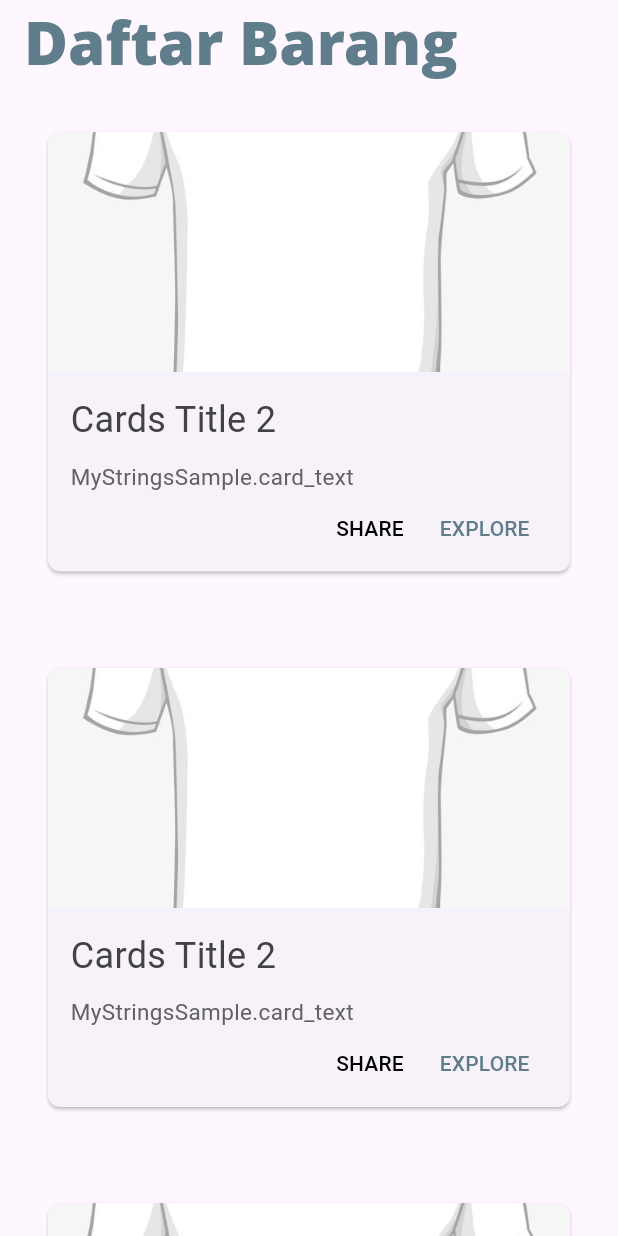
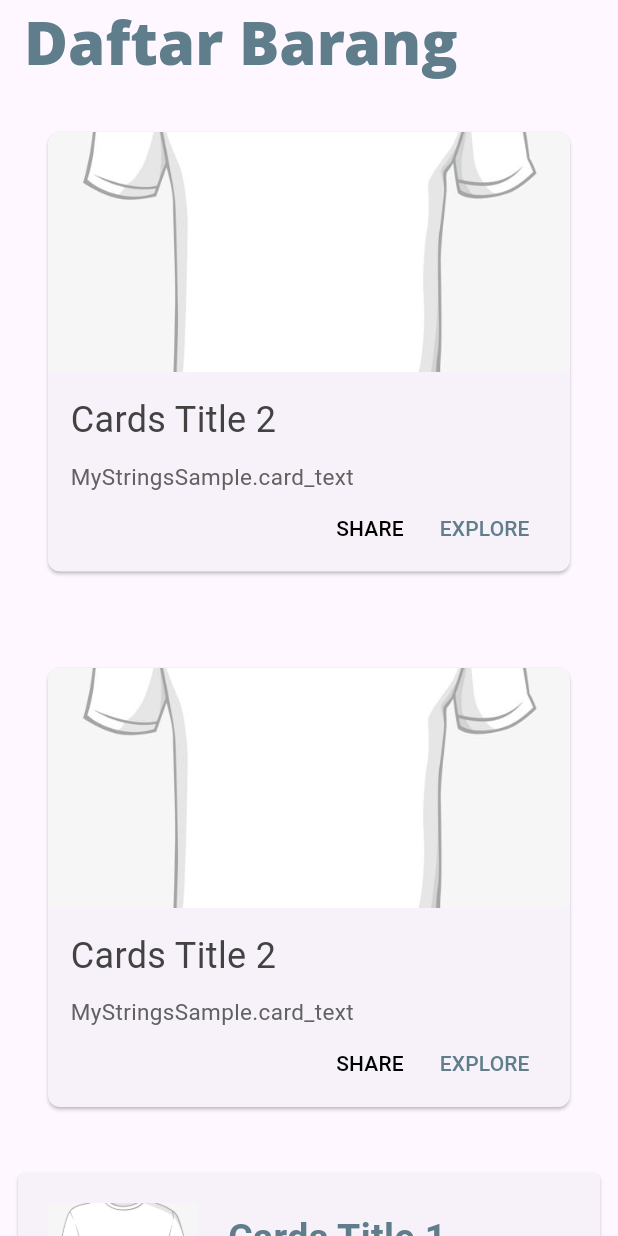
Before and after one commit to AdamJhansi/inventaris_mobile_rlp, a Flutter app: the ListBarangPage screen opened directly, on a phone screen of 412 x 824 dp. Run offline on Flutter 3.47's test engine with Material 3 defaults, Android fonts, the light colour scheme and no system bars; our stand-ins replace fl_chart; Roboto replaces fonts that are missing (Open Sans).

Commit message:
add subheader card

```diff
--- /dev/null
+++ b/lib/components/card_subheader.dart
@@ -0,0 +1,67 @@
+import 'package:flutter/material.dart';
+import 'package:inventaris_mobile/components/text_styles.dart';
+
+Widget CardSubHeader() {
+  return Card(
+    // Define the shape of the card
+    shape: RoundedRectangleBorder(
+      borderRadius: BorderRadius.circular(4),
+    ),
+    // Define how the card's content should be clipped
+    clipBehavior: Clip.antiAliasWithSaveLayer,
+    // Define the child widget of the card
+    child: Column(
+      crossAxisAlignment: CrossAxisAlignment.start,
+      children: <Widget>[
+        // Add padding around the row widget
+        Padding(
+          padding: const EdgeInsets.all(20),
+          child: Row(
+            crossAxisAlignment: CrossAxisAlignment.start,
+            children: <Widget>[
+              // Add an image widget to display an image
+              Image.asset(
+                'assets/baju.jpg',
+                height: 100,
+                width: 100,
+                fit: BoxFit.cover,
+              ),
+              // Add some spacing between the image and the text
+              Container(width: 20),
+              // Add an expanded widget to take up the remaining horizontal space
+              Expanded(
+                child: Column(
+                  crossAxisAlignment: CrossAxisAlignment.start,
+                  children: <Widget>[
+                    // Add some spacing between the top of the card and the title
+                    Container(height: 5),
+                    // Add a title widget
+                    Text(
+                      "Cards Title 1",
+                      style: AppTextStyles.title(color: Colors.blueGrey),
+                    ),
+                    // Add some spacing between the title and the subtitle
+                    Container(height: 5),
+                    // Add a subtitle widget
+                    Text(
+                      "Sub title",
+                      style: AppTextStyles.subtitle(color: Colors.blueGrey),
+                    ),
+                    // Add some spacing between the subtitle and the text
+                    Container(height: 10),
+                    // Add a text widget to display some text
+                    Text(
+                      "MyStringsSample.card_text",
+                      maxLines: 2,
+                      style: AppTextStyles.regular(color: Colors.blueGrey),
+                    ),
+                  ],
+                ),
+              ),
+            ],
+          ),
+        ),
+      ],
+    ),
+  );
+}
--- a/lib/components/text_styles.dart
+++ b/lib/components/text_styles.dart
@@ -22,6 +22,15 @@ class AppTextStyles {
   }
 
   // Subtitle Style
+  static TextStyle title({required Color color}) {
+    return TextStyle(
+      fontSize: 25.0,
+      fontWeight: FontWeight.bold,
+      color: color,
+    );
+  }
+
+  // Subtitle Style
   static TextStyle subtitle({required Color color}) {
     return TextStyle(
       fontSize: 18.0,
--- a/lib/pages/list_barang.dart
+++ b/lib/pages/list_barang.dart
@@ -1,6 +1,7 @@
 import "package:flutter/material.dart";
 
 import "../components/card_header.dart";
+import "../components/card_subheader.dart";
 import "../components/text_styles.dart";
 
 class ListBarangPage extends StatelessWidget {
@@ -32,6 +33,10 @@ class ListBarangPage extends StatelessWidget {
             ),
             Padding(
               padding: const EdgeInsets.all(8.0),
+              child: CardSubHeader(),
+            ),
+            Padding(
+              padding: const EdgeInsets.all(8.0),
               child: CardHeader(),
             ),
           ],
```
